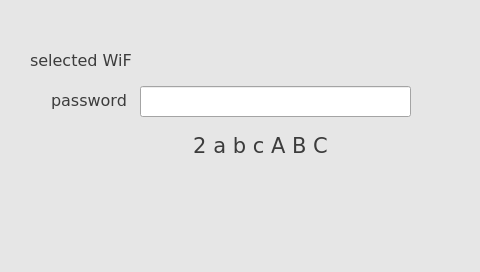
Qt form xbterminal/gui/ui.ui (alexykot/xbterminal-firmware) before a commit.
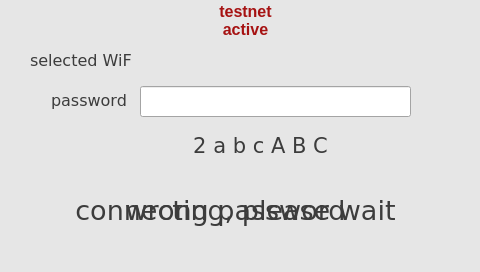
The same form after that commit. The open tabs and pages were chosen to show the change. Icons and pictures are not drawn.

Commit message: - testnet/mainnet switch done - OTA updates in progress

Diff of the .ui file:
```diff
--- a/xbterminal/gui/ui.ui
+++ b/xbterminal/gui/ui.ui
@@ -583,9 +583,9 @@
     <widget class="QLabel" name="connecting_lbl">
      <property name="geometry">
       <rect>
-       <x>110</x>
+       <x>60</x>
        <y>140</y>
-       <width>271</width>
+       <width>351</width>
        <height>61</height>
       </rect>
      </property>
@@ -633,7 +633,66 @@
       </font>
      </property>
      <property name="text">
-      <string/>
+      <string>connecting, please wait</string>
+     </property>
+     <property name="alignment">
+      <set>Qt::AlignCenter</set>
+     </property>
+    </widget>
+    <widget class="QLabel" name="wrong_passwd_lbl">
+     <property name="geometry">
+      <rect>
+       <x>60</x>
+       <y>140</y>
+       <width>351</width>
+       <height>61</height>
+      </rect>
+     </property>
+     <property name="palette">
+      <palette>
+       <active>
+        <colorrole role="WindowText">
+         <brush brushstyle="SolidPattern">
+          <color alpha="255">
+           <red>60</red>
+           <green>60</green>
+           <blue>60</blue>
+          </color>
+         </brush>
+        </colorrole>
+       </active>
+       <inactive>
+        <colorrole role="WindowText">
+         <brush brushstyle="SolidPattern">
+          <color alpha="255">
+           <red>60</red>
+           <green>60</green>
+           <blue>60</blue>
+          </color>
+         </brush>
+        </colorrole>
+       </inactive>
+       <disabled>
+        <colorrole role="WindowText">
+         <brush brushstyle="SolidPattern">
+          <color alpha="255">
+           <red>106</red>
+           <green>104</green>
+           <blue>100</blue>
+          </color>
+         </brush>
+        </colorrole>
+       </disabled>
+      </palette>
+     </property>
+     <property name="font">
+      <font>
+       <family>Arial</family>
+       <pointsize>20</pointsize>
+      </font>
+     </property>
+     <property name="text">
+      <string>wrong password</string>
      </property>
      <property name="alignment">
       <set>Qt::AlignCenter</set>
@@ -1549,6 +1608,41 @@
     <number>3</number>
    </property>
   </widget>
+  <widget class="QLabel" name="testnet_notice">
+   <property name="geometry">
+    <rect>
+     <x>140</x>
+     <y>0</y>
+     <width>211</width>
+     <height>41</height>
+    </rect>
+   </property>
+   <property name="font">
+    <font>
+     <family>Arial</family>
+     <pointsize>12</pointsize>
+     <weight>75</weight>
+     <italic>false</italic>
+     <bold>true</bold>
+     <stylestrategy>PreferAntialias</stylestrategy>
+    </font>
+   </property>
+   <property name="text">
+    <string>&lt;html&gt;&lt;head/&gt;&lt;body&gt;&lt;p&gt;&lt;span style=&quot; color:#a61212;&quot;&gt;testnet &lt;br/&gt;active&lt;/span&gt;&lt;/p&gt;&lt;/body&gt;&lt;/html&gt;</string>
+   </property>
+   <property name="textFormat">
+    <enum>Qt::RichText</enum>
+   </property>
+   <property name="alignment">
+    <set>Qt::AlignCenter</set>
+   </property>
+   <property name="wordWrap">
+    <bool>true</bool>
+   </property>
+   <property name="indent">
+    <number>3</number>
+   </property>
+  </widget>
  </widget>
  <resources/>
  <connections/>
```
Left out of the diff: 6 changed lines with no effect on the pictures. The commit also changes 12 other files.
